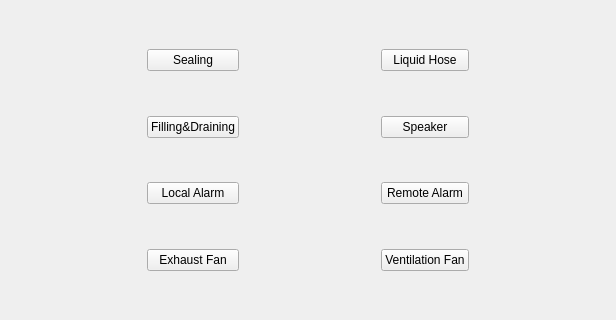
Before: the Qt Designer form ServiceSW/Master/Components/Diagnostics/Forms/System.ui in Liyezhong/Master, drawn with Qt 5.
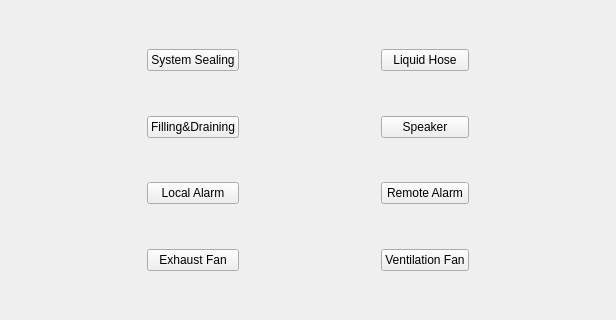
After: the same form once the commit is applied.

Commit message: S:Update Diagnostics UI

The edit to the form file:
```diff
--- a/ServiceSW/Master/Components/Diagnostics/Forms/System.ui
+++ b/ServiceSW/Master/Components/Diagnostics/Forms/System.ui
@@ -143,7 +143,7 @@
    <item row="1" column="1">
     <widget class="QPushButton" name="testSealing">
      <property name="text">
-      <string>Sealing</string>
+      <string>System Sealing</string>
      </property>
     </widget>
    </item>
```
The commit also changes 5 other files.
